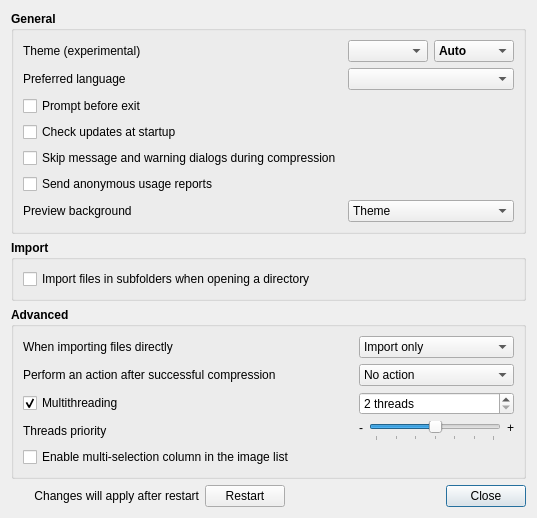
Qt form views/PreferencesDialog.ui (zhai23/caesium-image-compressor) before a commit.
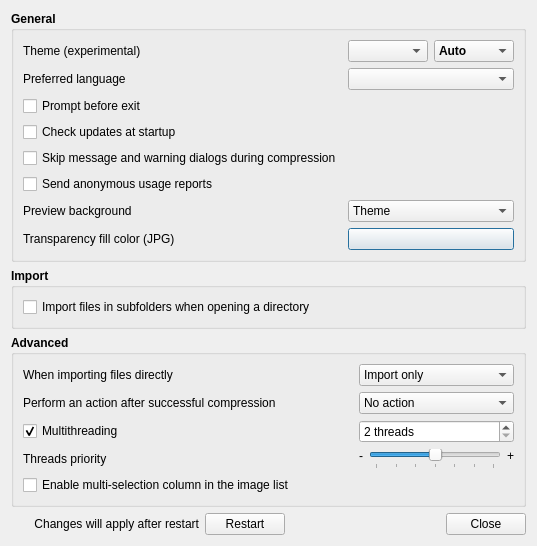
The same form after that commit. Icons and pictures are not drawn.

```diff
--- a/views/PreferencesDialog.ui
+++ b/views/PreferencesDialog.ui
@@ -93,6 +93,36 @@
         </item>
        </widget>
       </item>
+      <item row="8" column="0">
+       <widget class="QLabel" name="transparencyFillColor_Label">
+        <property name="font">
+         <font>
+          <bold>false</bold>
+         </font>
+        </property>
+        <property name="toolTip">
+         <string>Color used to fill transparent areas when converting to JPG (which has no transparency).</string>
+        </property>
+        <property name="text">
+         <string>Transparency fill color (JPG)</string>
+        </property>
+       </widget>
+      </item>
+      <item row="8" column="2" colspan="2">
+       <widget class="QPushButton" name="transparencyFillColor_Button">
+        <property name="font">
+         <font>
+          <bold>false</bold>
+         </font>
+        </property>
+        <property name="toolTip">
+         <string>Color used to fill transparent areas when converting to JPG (which has no transparency).</string>
+        </property>
+        <property name="text">
+         <string/>
+        </property>
+       </widget>
+      </item>
       <item row="0" column="2">
        <widget class="QComboBox" name="theme_ComboBox">
         <property name="font">
```
